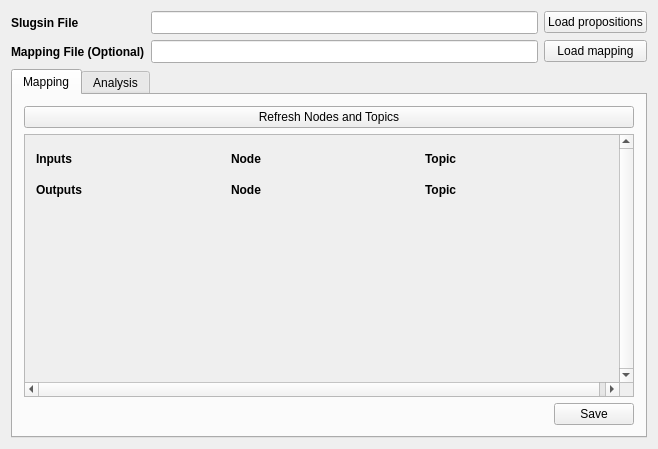
VerifiableRobotics/LTL_stack, file rqt_grounding_and_analysis/resource/MappingAndAnalysisPlugin.ui: the form before one commit.
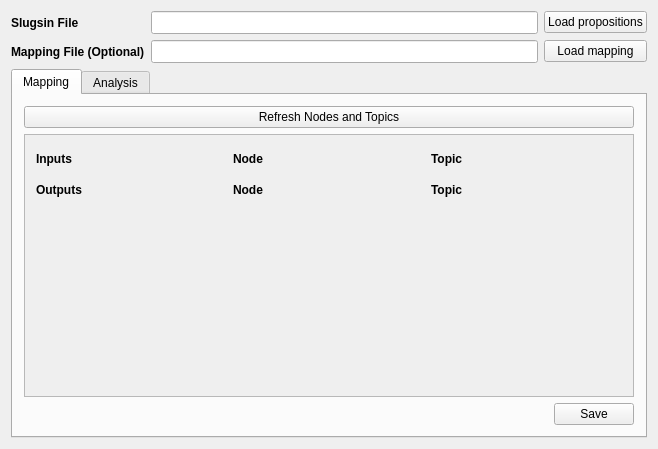
The form after the commit. The open tabs and pages were chosen to show the change.

Commit message: updated gui for one output prop to multiple nodes

Diff of the .ui file:
```diff
--- a/rqt_grounding_and_analysis/resource/MappingAndAnalysisPlugin.ui
+++ b/rqt_grounding_and_analysis/resource/MappingAndAnalysisPlugin.ui
@@ -135,13 +135,13 @@
        <item>
         <widget class="QScrollArea" name="scrollArea">
          <property name="sizePolicy">
-          <sizepolicy hsizetype="Preferred" vsizetype="Preferred">
+          <sizepolicy hsizetype="Expanding" vsizetype="Expanding">
            <horstretch>0</horstretch>
            <verstretch>0</verstretch>
           </sizepolicy>
          </property>
          <property name="verticalScrollBarPolicy">
-          <enum>Qt::ScrollBarAlwaysOn</enum>
+          <enum>Qt::ScrollBarAsNeeded</enum>
          </property>
          <property name="widgetResizable">
           <bool>true</bool>
@@ -151,12 +151,12 @@
            <rect>
             <x>0</x>
             <y>0</y>
-            <width>602</width>
+            <width>616</width>
             <height>257</height>
            </rect>
           </property>
           <property name="sizePolicy">
-           <sizepolicy hsizetype="Expanding" vsizetype="Expanding">
+           <sizepolicy hsizetype="Preferred" vsizetype="Preferred">
             <horstretch>0</horstretch>
             <verstretch>0</verstretch>
            </sizepolicy>
```
Left out of the diff: 4 changed lines with no effect on the pictures. The commit also changes 1 other file.
